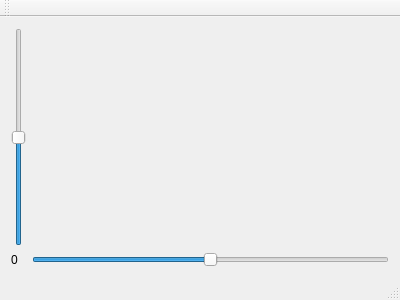
Before: the Qt Designer form First widgets/HorizonArtificiel/Qt-custom-gauge-widget-master/examples/AttitudeMeter/mainwindow.ui in NaviPolytechnique/GUI, drawn with Qt 5.
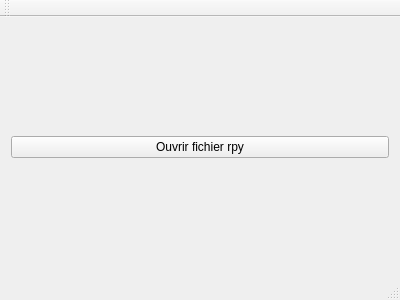
After: the same form once the commit is applied.

```diff
--- a/First widgets/HorizonArtificiel/Qt-custom-gauge-widget-master/examples/AttitudeMeter/mainwindow.ui
+++ b/First widgets/HorizonArtificiel/Qt-custom-gauge-widget-master/examples/AttitudeMeter/mainwindow.ui
@@ -15,39 +15,13 @@
   </property>
   <widget class="QWidget" name="centralWidget">
    <layout class="QGridLayout" name="gridLayout">
-    <item row="0" column="1">
+    <item row="1" column="0">
      <layout class="QVBoxLayout" name="verticalLayout"/>
     </item>
-    <item row="1" column="1">
-     <widget class="QSlider" name="horizontalSlider">
-      <property name="minimum">
-       <number>-100</number>
-      </property>
-      <property name="maximum">
-       <number>100</number>
-      </property>
-      <property name="orientation">
-       <enum>Qt::Horizontal</enum>
-      </property>
-     </widget>
-    </item>
     <item row="0" column="0">
-     <widget class="QSlider" name="verticalSlider">
-      <property name="minimum">
-       <number>-100</number>
-      </property>
-      <property name="maximum">
-       <number>100</number>
-      </property>
-      <property name="orientation">
-       <enum>Qt::Vertical</enum>
-      </property>
-     </widget>
-    </item>
-    <item row="1" column="0">
-     <widget class="QLabel" name="label">
+     <widget class="QPushButton" name="pushButton">
       <property name="text">
-       <string>0</string>
+       <string>Ouvrir fichier rpy</string>
       </property>
      </widget>
     </item>
```
Left out of the diff: 2 changed lines with no effect on the pictures.
